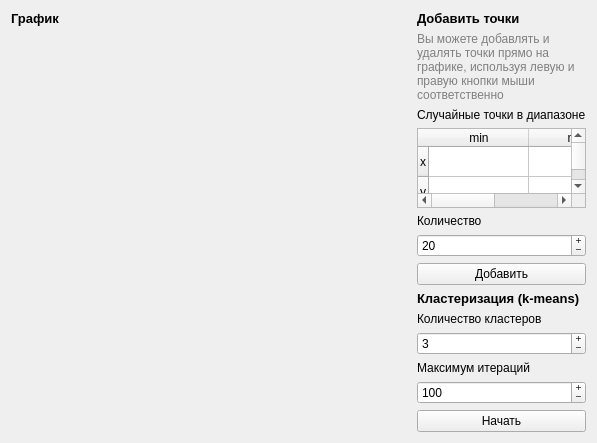
This is s7/ai/lw/s7_ai_lw_03/qt/ui/k_means_window.ui in kos1posha/kubstu as Qt 5 draws it before an edit. The edited form follows.
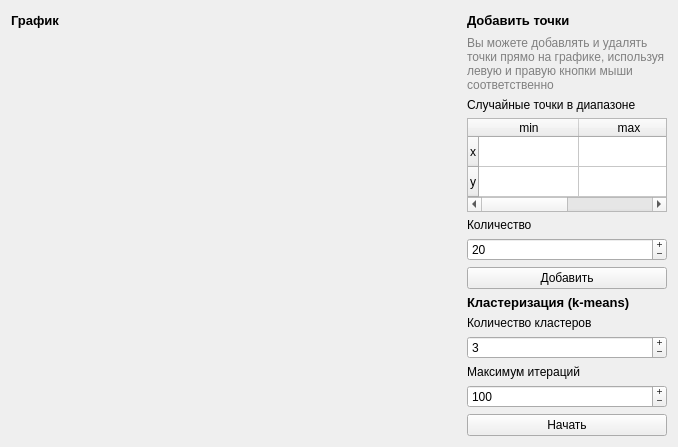
This is the edited form. Icons and pictures are not drawn.

Commit message: Added: Plot adjusting

What changed in the file:
```diff
--- a/s7/ai/lw/s7_ai_lw_03/qt/ui/k_means_window.ui
+++ b/s7/ai/lw/s7_ai_lw_03/qt/ui/k_means_window.ui
@@ -6,35 +6,15 @@
    <rect>
     <x>0</x>
     <y>0</y>
-    <width>551</width>
-    <height>429</height>
+    <width>666</width>
+    <height>431</height>
    </rect>
   </property>
   <property name="windowTitle">
    <string>Кластеризация</string>
   </property>
-  <layout class="QGridLayout" name="gridLayout">
-   <item row="0" column="0">
-    <widget class="QLabel" name="l_plot">
-     <property name="sizePolicy">
-      <sizepolicy hsizetype="Preferred" vsizetype="Fixed">
-       <horstretch>0</horstretch>
-       <verstretch>0</verstretch>
-      </sizepolicy>
-     </property>
-     <property name="font">
-      <font>
-       <pointsize>10</pointsize>
-       <weight>75</weight>
-       <bold>true</bold>
-      </font>
-     </property>
-     <property name="text">
-      <string>График</string>
-     </property>
-    </widget>
-   </item>
-   <item row="0" column="1">
+  <layout class="QGridLayout" name="gl_main">
+   <item row="0" column="3">
     <widget class="QLabel" name="l_edit_points">
      <property name="font">
       <font>
@@ -48,20 +28,20 @@
      </property>
     </widget>
    </item>
-   <item row="1" column="1">
+   <item row="1" column="3">
     <widget class="QWidget" name="w_sidebar" native="true">
      <property name="minimumSize">
       <size>
-       <width>0</width>
-       <height>400</height>
-      </size>
-     </property>
-     <property name="maximumSize">
-      <size>
        <width>200</width>
        <height>400</height>
       </size>
      </property>
+     <property name="maximumSize">
+      <size>
+       <width>0</width>
+       <height>400</height>
+      </size>
+     </property>
      <layout class="QVBoxLayout" name="vl_sidebar">
       <property name="leftMargin">
        <number>0</number>
@@ -289,17 +269,17 @@
      </layout>
     </widget>
    </item>
-   <item row="1" column="0">
+   <item row="1" column="0" colspan="3">
     <widget class="QWidget" name="w_plot" native="true">
      <property name="minimumSize">
       <size>
-       <width>400</width>
+       <width>450</width>
        <height>400</height>
       </size>
      </property>
      <property name="maximumSize">
       <size>
-       <width>400</width>
+       <width>450</width>
        <height>400</height>
       </size>
      </property>
@@ -319,6 +299,37 @@
      </layout>
     </widget>
    </item>
+   <item row="0" column="0" colspan="2">
+    <widget class="QLabel" name="l_plot">
+     <property name="sizePolicy">
+      <sizepolicy hsizetype="Preferred" vsizetype="Fixed">
+       <horstretch>0</horstretch>
+       <verstretch>0</verstretch>
+      </sizepolicy>
+     </property>
+     <property name="font">
+      <font>
+       <pointsize>10</pointsize>
+       <weight>75</weight>
+       <bold>true</bold>
+      </font>
+     </property>
+     <property name="text">
+      <string>График</string>
+     </property>
+    </widget>
+   </item>
+   <item row="0" column="2">
+    <widget class="QToolButton" name="tb_adjust_plot">
+     <property name="styleSheet">
+      <string notr="true">background:transparent;border:none</string>
+     </property>
+     <property name="icon">
+      <iconset resource="../../resources/resources.qrc">
+       <normaloff>:/plot_scale/icons/adjust.ico</normaloff>:/plot_scale/icons/adjust.ico</iconset>
+     </property>
+    </widget>
+   </item>
   </layout>
  </widget>
  <resources/>
```
Left out of the diff: 6 changed lines with no effect on the pictures. The commit also changes 9 other files.
